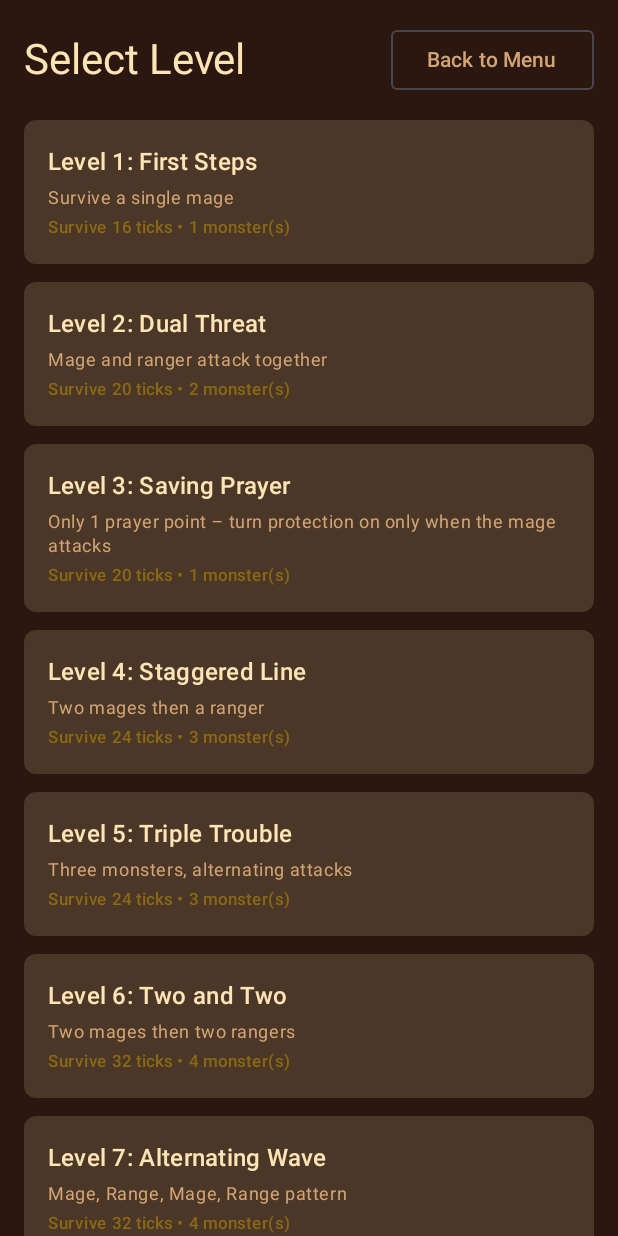
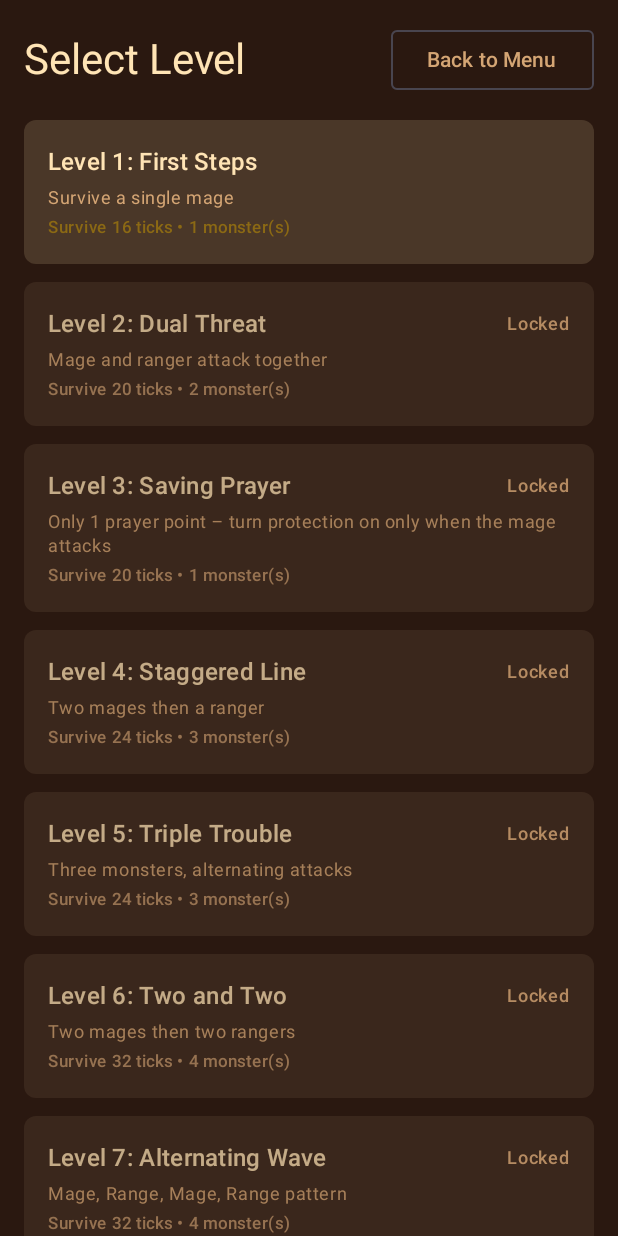
Before and after one commit to S-C-Taylor/Phlick, an Android app built with Jetpack Compose: the composable ProgressionScreen shown on its own in the app's theme, on a phone screen of 412 x 824 dp. Run offline under Robolectric (Android 15) with nearby library versions, the phone set to English and light mode, and no system bars.

Commit message:
Progression: lock levels until previous beaten (Android + web)
Android:
- Persist highest level completed in SettingsRepository
- LevelSelectionScreen shows all levels; locked ones greyed out with 'Locked' label
- Level complete dialog shows 'Level X unlocked!' when next level exists
- Fix: use collectAsState() for highestLevelCompleted in ProgressionScreen

Web:
- Add loadHighestLevelCompleted/saveHighestLevelCompleted in settings.ts (localStorage)
- ProgressionListScreen: greyed-out locked levels, disabled click, 'Locked' label
- Level complete dialog shows 'Level X unlocked!'
- App state for highestLevelCompleted, updated on level complete

Co-authored-by: Cursor <cursoragent@cursor.com>

```diff
--- a/app/src/main/java/com/phlick/ui/PrayerFlickViewModel.kt
+++ b/app/src/main/java/com/phlick/ui/PrayerFlickViewModel.kt
@@ -27,11 +27,15 @@ class PrayerFlickViewModel(
     val tutorialSeenLevels: StateFlow<Set<Int>> = settingsRepository.tutorialSeenLevels
         .stateIn(viewModelScope, kotlinx.coroutines.flow.SharingStarted.WhileSubscribed(5000), emptySet())
 
+    val highestLevelCompleted: StateFlow<Int> = settingsRepository.highestLevelCompleted
+        .stateIn(viewModelScope, kotlinx.coroutines.flow.SharingStarted.WhileSubscribed(5000), 0)
+
     private var levelStartTimeMs: Long = 0L
 
     init {
         viewModelScope.launch {
             gameHolder.levelComplete.collect { level ->
+                viewModelScope.launch { settingsRepository.setHighestLevelCompleted(level.number) }
                 val durationSeconds = ((System.currentTimeMillis() - levelStartTimeMs) / 1000).toInt().coerceAtLeast(0)
                 val s = settings.value
                 PhlickAnalytics.logEvent(
--- a/app/src/main/java/com/phlick/ui/ProgressionScreen.kt
+++ b/app/src/main/java/com/phlick/ui/ProgressionScreen.kt
@@ -60,8 +60,10 @@ fun ProgressionScreen(
 
     if (level == null) {
         BackHandler { onBackToMenu() }
+        val highestLevelCompleted by viewModel.highestLevelCompleted.collectAsState(initial = 0)
         LevelSelectionScreen(
-            onSelectLevel = { level -> viewModel.selectLevel(level) },
+            highestLevelCompleted = highestLevelCompleted,
+            onSelectLevel = { l -> viewModel.selectLevel(l) },
             onBack = onBackToMenu
         )
         return
@@ -533,6 +535,7 @@ fun ProgressionScreen(
 
 @Composable
 fun LevelSelectionScreen(
+    highestLevelCompleted: Int,
     onSelectLevel: (com.phlick.game.Level) -> Unit,
     onBack: () -> Unit
 ) {
@@ -570,13 +573,24 @@ fun LevelSelectionScreen(
             verticalArrangement = Arrangement.spacedBy(12.dp)
         ) {
         com.phlick.game.Levels.allLevels.forEach { level ->
+            val isUnlocked = level.number <= highestLevelCompleted + 1
             Card(
                 modifier = Modifier
                     .fillMaxWidth()
-                    .clickable { onSelectLevel(level) },
+                    .then(
+                        if (isUnlocked) Modifier.clickable { onSelectLevel(level) }
+                        else Modifier
+                    ),
                 shape = RoundedCornerShape(8.dp),
                 colors = CardDefaults.cardColors(
-                    containerColor = MaterialTheme.colorScheme.surfaceVariant
+                    containerColor = if (isUnlocked)
+                        MaterialTheme.colorScheme.surfaceVariant
+                    else
+                        MaterialTheme.colorScheme.surfaceVariant.copy(alpha = 0.5f),
+                    contentColor = if (isUnlocked)
+                        MaterialTheme.colorScheme.onSurfaceVariant
+                    else
+                        MaterialTheme.colorScheme.onSurfaceVariant.copy(alpha = 0.6f)
                 )
             ) {
                 Column(
@@ -586,20 +600,36 @@ fun LevelSelectionScreen(
                     verticalArrangement = Arrangement.spacedBy(4.dp),
                     horizontalAlignment = Alignment.Start
                 ) {
-                    Text(
-                        text = "Level ${level.number}: ${level.name}",
-                        style = MaterialTheme.typography.titleMedium,
-                        color = MaterialTheme.colorScheme.onSurface
-                    )
+                    Row(
+                        modifier = Modifier.fillMaxWidth(),
+                        horizontalArrangement = Arrangement.SpaceBetween,
+                        verticalAlignment = Alignment.CenterVertically
+                    ) {
+                        Text(
+                            text = "Level ${level.number}: ${level.name}",
+                            style = MaterialTheme.typography.titleMedium,
+                            color = if (isUnlocked) MaterialTheme.colorScheme.onSurface
+                                else MaterialTheme.colorScheme.onSurface.copy(alpha = 0.7f)
+                        )
+                        if (!isUnlocked) {
+                            Text(
+                                text = "Locked",
+                                style = MaterialTheme.typography.labelMedium,
+                                color = MaterialTheme.colorScheme.onSurfaceVariant.copy(alpha = 0.8f)
+                            )
+                        }
+                    }
                     Text(
                         text = level.description,
                         style = MaterialTheme.typography.bodySmall,
-                        color = MaterialTheme.colorScheme.onSurfaceVariant
+                        color = if (isUnlocked) MaterialTheme.colorScheme.onSurfaceVariant
+                            else MaterialTheme.colorScheme.onSurfaceVariant.copy(alpha = 0.7f)
                     )
                     Text(
                         text = "Survive ${level.ticksToSurvive} ticks • ${level.monsters.size} monster(s)",
                         style = MaterialTheme.typography.labelSmall,
-                        color = MaterialTheme.colorScheme.primary
+                        color = if (isUnlocked) MaterialTheme.colorScheme.primary
+                            else MaterialTheme.colorScheme.onSurfaceVariant.copy(alpha = 0.6f)
                     )
                 }
             }
@@ -648,6 +678,16 @@ fun LevelCompleteDialog(
                 style = MaterialTheme.typography.bodyMedium,
                 color = MaterialTheme.colorScheme.onPrimary
             )
+
+            val nextLevelNumber = level.number + 1
+            val hasNextLevel = com.phlick.game.Levels.allLevels.any { it.number == nextLevelNumber }
+            if (hasNextLevel) {
+                Text(
+                    text = "Level $nextLevelNumber unlocked!",
+                    style = MaterialTheme.typography.bodyMedium,
+                    color = MaterialTheme.colorScheme.onPrimary.copy(alpha = 0.95f)
+                )
+            }
 
             // Statistics panel – single column of label/value rows (gold card, light tint panel like web)
             Card(
```
Also changed, not shown: app/src/main/java/com/phlick/settings/SettingsRepository.kt (+13 -0 lines), 3 other files.
